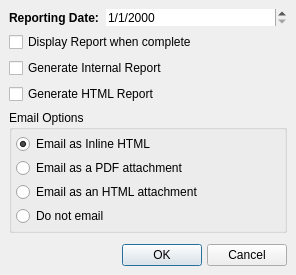
Old version of the form plugins/forms/dialogExportNotesOptions.ui in the repository kestermckinney/ProjectNotes.
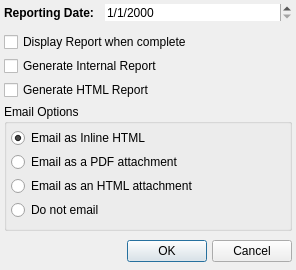
New version of the form.

Diff of the .ui file:
```diff
--- a/plugins/forms/dialogExportNotesOptions.ui
+++ b/plugins/forms/dialogExportNotesOptions.ui
@@ -15,19 +15,19 @@
   </property>
   <layout class="QVBoxLayout" name="verticalLayout_2">
    <property name="spacing">
-    <number>6</number>
+    <number>4</number>
    </property>
    <property name="leftMargin">
-    <number>9</number>
+    <number>4</number>
    </property>
    <property name="topMargin">
-    <number>9</number>
+    <number>4</number>
    </property>
    <property name="rightMargin">
-    <number>9</number>
+    <number>4</number>
    </property>
    <property name="bottomMargin">
-    <number>9</number>
+    <number>8</number>
    </property>
    <item>
     <layout class="QFormLayout" name="formLayout_2">
@@ -38,10 +38,10 @@
       <enum>QFormLayout::FieldGrowthPolicy::ExpandingFieldsGrow</enum>
      </property>
      <property name="horizontalSpacing">
-      <number>0</number>
+      <number>4</number>
      </property>
      <property name="verticalSpacing">
-      <number>0</number>
+      <number>4</number>
      </property>
      <item row="0" column="1">
       <widget class="QDateEdit" name="m_datePickerRptDateNotes">
@@ -116,7 +116,7 @@
        <number>4</number>
       </property>
       <property name="bottomMargin">
-       <number>4</number>
+       <number>8</number>
       </property>
       <item>
        <widget class="QRadioButton" name="m_radioBoxEmailAsInlineHTML">
```
